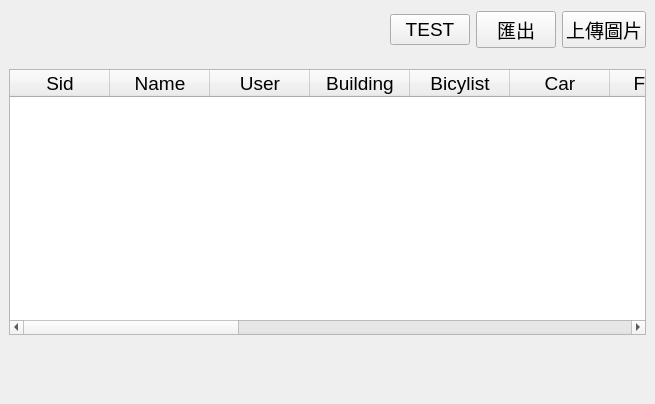
roger0816/Tfri, file TfriClient/WTableAnalyze.ui: the form before one commit.
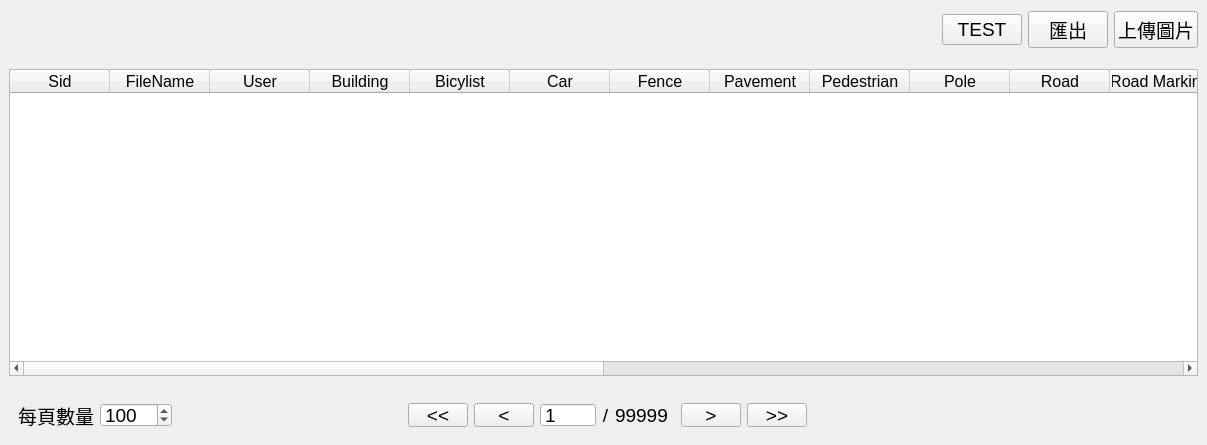
The form after the commit.

Diff of the .ui file:
```diff
--- a/TfriClient/WTableAnalyze.ui
+++ b/TfriClient/WTableAnalyze.ui
@@ -6,8 +6,8 @@
    <rect>
     <x>0</x>
     <y>0</y>
-    <width>655</width>
-    <height>404</height>
+    <width>1207</width>
+    <height>445</height>
    </rect>
   </property>
   <property name="font">
@@ -88,9 +88,17 @@
    </item>
    <item row="1" column="0">
     <widget class="QWidget" name="widget" native="true">
+     <property name="font">
+      <font>
+       <pointsize>12</pointsize>
+      </font>
+     </property>
      <layout class="QGridLayout" name="gridLayout_2">
       <item row="0" column="0">
        <widget class="QTableWidget" name="tableWidget">
+        <attribute name="verticalHeaderVisible">
+         <bool>false</bool>
+        </attribute>
         <column>
          <property name="text">
           <string>Sid</string>
@@ -98,7 +106,7 @@
         </column>
         <column>
          <property name="text">
-          <string>Name</string>
+          <string>FileName</string>
          </property>
         </column>
         <column>
@@ -141,6 +149,11 @@
           <string>Pole</string>
          </property>
         </column>
+        <column>
+         <property name="text">
+          <string>Road</string>
+         </property>
+        </column>
         <column>
          <property name="text">
           <string>Road Marking</string>
@@ -176,6 +189,26 @@
           <string>Height</string>
          </property>
         </column>
+        <column>
+         <property name="text">
+          <string>AlgorithrnTime</string>
+         </property>
+        </column>
+        <column>
+         <property name="text">
+          <string>Result</string>
+         </property>
+        </column>
+        <column>
+         <property name="text">
+          <string>CreateTime</string>
+         </property>
+        </column>
+        <column>
+         <property name="text">
+          <string>UpdateTime</string>
+         </property>
+        </column>
        </widget>
       </item>
      </layout>
@@ -195,6 +228,202 @@
        <height>60</height>
       </size>
      </property>
+     <layout class="QHBoxLayout" name="horizontalLayout_2">
+      <item>
+       <widget class="QWidget" name="widget_5" native="true">
+        <property name="sizePolicy">
+         <sizepolicy hsizetype="Minimum" vsizetype="Preferred">
+          <horstretch>0</horstretch>
+          <verstretch>0</verstretch>
+         </sizepolicy>
+        </property>
+        <property name="minimumSize">
+         <size>
+          <width>200</width>
+          <height>0</height>
+         </size>
+        </property>
+        <layout class="QHBoxLayout" name="horizontalLayout_3">
+         <item>
+          <widget class="QLabel" name="label_2">
+           <property name="text">
+            <string>每頁數量</string>
+           </property>
+          </widget>
+         </item>
+         <item>
+          <widget class="QSpinBox" name="sbCount">
+           <property name="minimum">
+            <number>10</number>
+           </property>
+           <property name="maximum">
+            <number>1000</number>
+           </property>
+           <property name="value">
+            <number>100</number>
+           </property>
+          </widget>
+         </item>
+         <item>
+          <spacer name="horizontalSpacer_2">
+           <property name="orientation">
+            <enum>Qt::Horizontal</enum>
+           </property>
+           <property name="sizeHint" stdset="0">
+            <size>
+             <width>212</width>
+             <height>20</height>
+            </size>
+           </property>
+          </spacer>
+         </item>
+        </layout>
+       </widget>
+      </item>
+      <item>
+       <widget class="QWidget" name="widget_4" native="true">
+        <property name="sizePolicy">
+         <sizepolicy hsizetype="Maximum" vsizetype="Preferred">
+          <horstretch>0</horstretch>
+          <verstretch>0</verstretch>
+         </sizepolicy>
+        </property>
+        <layout class="QHBoxLayout" name="horizontalLayout">
+         <item>
+          <widget class="QPushButton" name="btnFristPage">
+           <property name="maximumSize">
+            <size>
+             <width>60</width>
+             <height>16777215</height>
+            </size>
+           </property>
+           <property name="text">
+            <string>&lt;&lt;</string>
+           </property>
+          </widget>
+         </item>
+         <item>
+          <widget class="QPushButton" name="btnPrePage">
+           <property name="maximumSize">
+            <size>
+             <width>60</width>
+             <height>16777215</height>
+            </size>
+           </property>
+           <property name="text">
+            <string>&lt;</string>
+           </property>
+          </widget>
+         </item>
+         <item>
+          <widget class="QSpinBox" name="sbNowPage">
+           <property name="buttonSymbols">
+            <enum>QAbstractSpinBox::NoButtons</enum>
+           </property>
+           <property name="minimum">
+            <number>1</number>
+           </property>
+           <property name="maximum">
+            <number>9999</number>
+           </property>
+           <property name="value">
+            <number>1</number>
+           </property>
+          </widget>
+         </item>
+         <item>
+          <widget class="QLabel" name="label">
+           <property name="text">
+            <string>/</string>
+           </property>
+           <property name="alignment">
+            <set>Qt::AlignCenter</set>
+           </property>
+          </widget>
+         </item>
+         <item>
+          <widget class="QLabel" name="lbTotalPage">
+           <property name="minimumSize">
+            <size>
+             <width>60</width>
+             <height>0</height>
+            </size>
+           </property>
+           <property name="maximumSize">
+            <size>
+             <width>60</width>
+             <height>16777215</height>
+            </size>
+           </property>
+           <property name="text">
+            <string>99999</string>
+           </property>
+           <property name="alignment">
+            <set>Qt::AlignLeading|Qt::AlignLeft|Qt::AlignVCenter</set>
+           </property>
+          </widget>
+         </item>
+         <item>
+          <widget class="QPushButton" name="btnNextPage">
+           <property name="maximumSize">
+            <size>
+             <width>60</width>
+             <height>16777215</height>
+            </size>
+           </property>
+           <property name="text">
+            <string>&gt;</string>
+           </property>
+          </widget>
+         </item>
+         <item>
+          <widget class="QPushButton" name="btnLastPage">
+           <property name="maximumSize">
+            <size>
+             <width>60</width>
+             <height>16777215</height>
+            </size>
+           </property>
+           <property name="text">
+            <string>&gt;&gt;</string>
+           </property>
+          </widget>
+         </item>
+        </layout>
+       </widget>
+      </item>
+      <item>
+       <widget class="QWidget" name="widget_6" native="true">
+        <property name="sizePolicy">
+         <sizepolicy hsizetype="Minimum" vsizetype="Preferred">
+          <horstretch>0</horstretch>
+          <verstretch>0</verstretch>
+         </sizepolicy>
+        </property>
+        <property name="minimumSize">
+         <size>
+          <width>200</width>
+          <height>0</height>
+         </size>
+        </property>
+        <layout class="QHBoxLayout" name="horizontalLayout_4">
+         <item>
+          <spacer name="horizontalSpacer_3">
+           <property name="orientation">
+            <enum>Qt::Horizontal</enum>
+           </property>
+           <property name="sizeHint" stdset="0">
+            <size>
+             <width>358</width>
+             <height>20</height>
+            </size>
+           </property>
+          </spacer>
+         </item>
+        </layout>
+       </widget>
+      </item>
+     </layout>
     </widget>
    </item>
   </layout>
```
